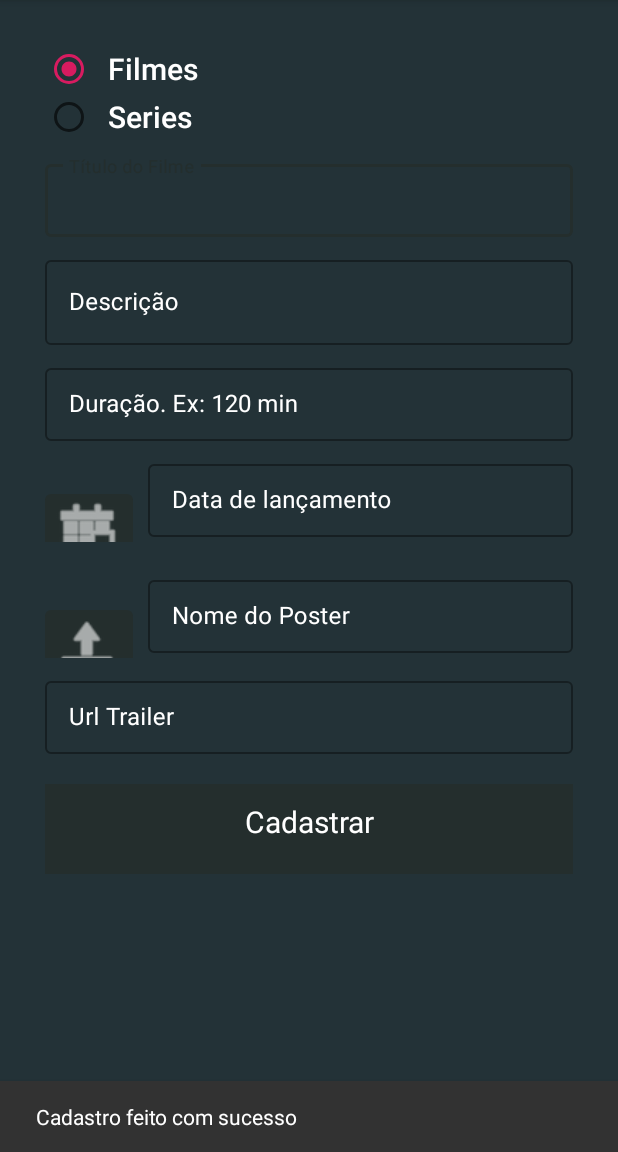
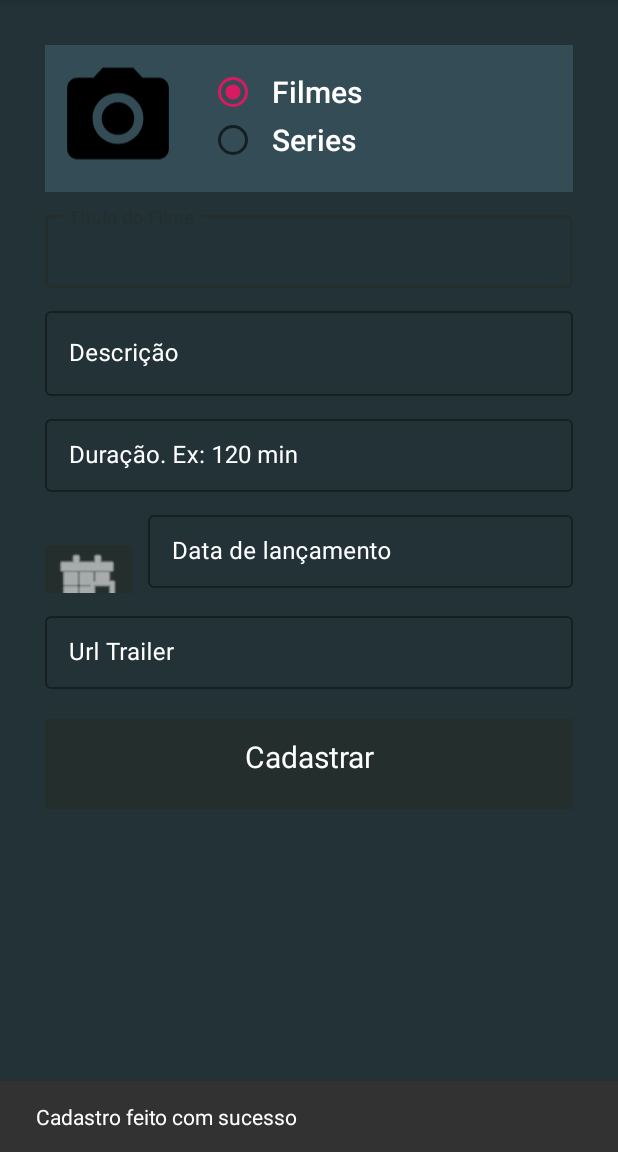
Before and after one commit to Kdiaseng/TheBestMovies, an Android app: the CadastroFilmesActivity screen opened directly, with no data from a screen before it, after a tap on "Cadastrar", on a phone screen of 412 x 824 dp, the part 84-1236 px from its top. Run offline under Robolectric (Android 15) with nearby library versions, the phone set to English and light mode, and no system bars; our stand-ins replace Firebase (no records; nobody signed in at launch, a user with empty details on screens opened directly); pictures from the network do not load.

Commit message:
upload de imagens

```diff
--- a/app/src/main/java/com/kdias/thebestmovies/features/cadastroFilmes/CadastroFilmesActivity.kt
+++ b/app/src/main/java/com/kdias/thebestmovies/features/cadastroFilmes/CadastroFilmesActivity.kt
@@ -15,11 +15,14 @@ import android.view.View
 import android.widget.DatePicker
 import android.widget.RadioButton
 import android.widget.Toast
+import com.google.android.gms.tasks.Continuation
+import com.google.android.gms.tasks.Task
 import com.google.android.material.snackbar.Snackbar
 import com.google.firebase.auth.FirebaseAuth
 import com.google.firebase.database.FirebaseDatabase
 import com.google.firebase.storage.FirebaseStorage
 import com.google.firebase.storage.StorageReference
+import com.google.firebase.storage.UploadTask
 import com.kdias.thebestmovies.R
 import com.kdias.thebestmovies.features.listaFilmes.fragment.model.Movie
 import kotlinx.android.synthetic.main.activity_cadastro_filmes.*
@@ -36,6 +39,8 @@ class CadastroFilmesActivity : AppCompatActivity() {
     private var firebase: FirebaseStorage? = null
     private var storageReference: StorageReference? = null
 
+    var urlPoster: String = ""
+
 
     override fun onCreate(savedInstanceState: Bundle?) {
         super.onCreate(savedInstanceState)
@@ -48,7 +53,7 @@ class CadastroFilmesActivity : AppCompatActivity() {
         edtReleased.isFocusableInTouchMode = true
         edtReleased.inputType = TYPE_NULL
 
-        btnUploadPoster.setOnClickListener {
+        imgUploadPoster.setOnClickListener {
             launchGallery()
         }
 
@@ -109,9 +114,12 @@ class CadastroFilmesActivity : AppCompatActivity() {
             typeMovie = ""
         }
 
+        uploadPoster()
 
         val ref = FirebaseDatabase.getInstance().getReference("Movies")
         val idMovie = ref.push().key
+
+
 
         val movie = Movie(
             idMovie!!,
@@ -119,7 +127,7 @@ class CadastroFilmesActivity : AppCompatActivity() {
             edtDescricao.text.toString().trim(),
             edtReleased.text.toString(),
             edtTitle.text.toString().trim(),
-            edtPoster.text.toString(),
+            urlPoster,
             edtRutime.text.toString().trim(),
             edtUrlTrailer.text.toString().trim()
 
@@ -139,6 +147,11 @@ class CadastroFilmesActivity : AppCompatActivity() {
             }
 
             filePath = data.data
+            try{
+                imgUploadPoster.setImageURI(data?.data)
+            }catch (e : IOException){
+                e.printStackTrace()
+            }
 
             Log.e("FILEPAH",filePath.toString())
 
@@ -175,4 +188,31 @@ class CadastroFilmesActivity : AppCompatActivity() {
         fbAuth.signOut()
 
     }
+
+    private fun uploadPoster(){
+        if (filePath != null){
+            val ref = storageReference?.child("Posters/" + UUID.randomUUID().toString())
+            val uploadTask = ref?.putFile(filePath!!)
+
+            val urlTask = uploadTask?.continueWithTask(Continuation <UploadTask.TaskSnapshot, Task<Uri>>{ task ->
+                    if(!task.isSuccessful){
+                        task.exception?.let{
+                            throw it
+                        }
+                    }
+
+                return@Continuation ref.downloadUrl
+            })?.addOnCompleteListener{task ->
+                if (task.isSuccessful){
+                    Log.e("isSuccessful", "passou")
+                    urlPoster = task.result.toString()
+                    Log.e("urlPoster", urlPoster)
+                }else{
+                    Log.e("isSuccessful", "nao passou")
+                }
+            }?.addOnFailureListener {
+
+            }
+        }
+    }
 }
--- a/app/src/main/res/layout/activity_cadastro_filmes.xml
+++ b/app/src/main/res/layout/activity_cadastro_filmes.xml
@@ -18,35 +18,53 @@
             android:background="@color/gunmetal"
             android:layout_height="match_parent">
 
-            <RadioGroup
+            <LinearLayout
                 android:layout_width="match_parent"
-                android:id="@+id/rdgroup"
-                android:orientation="vertical"
-                android:checkedButton="@id/rdFilmes"
-                android:layout_height="wrap_content">
+                android:layout_height="98dp"
+                android:background="@color/gunmetalDark"
+                android:orientation="horizontal">
 
-                <RadioButton
-                    android:textAppearance="@style/TextAppearance.AppCompat.Light.SearchResult.Title"
-                    android:textColor="@android:color/white"
-                    android:paddingLeft="10dp"
-                    android:layout_width="wrap_content"
+                <ImageView
+                    android:id="@+id/imgUploadPoster"
+                    android:layout_width="81dp"
+                    android:layout_height="match_parent"
+                    android:layout_marginLeft="8dp"
+                    android:src="@drawable/ic_menu_camera" />
+
+                <RadioGroup
+                    android:id="@+id/rdgroup"
+                    android:layout_width="143dp"
                     android:layout_height="wrap_content"
-                    android:text="@string/rd_filme"
-                    android:id="@+id/rdFilmes"/>
+                    android:layout_marginLeft="20dp"
+                    android:layout_marginTop="15dp"
+                    android:checkedButton="@id/rdFilmes"
+                    android:orientation="vertical">
 
-                <RadioButton
-                    android:textAppearance="@style/TextAppearance.AppCompat.Light.SearchResult.Title"
-                    android:paddingLeft="10dp"
-                    android:textColor="@android:color/white"
-                    android:layout_width="wrap_content"
-                    android:layout_height="wrap_content"
-                    android:text="@string/rd_series"
-                    android:id="@+id/rdSeries"/>
+                    <RadioButton
+                        android:id="@+id/rdFilmes"
+                        android:layout_width="match_parent"
+                        android:layout_height="wrap_content"
+                        android:paddingLeft="10dp"
+                        android:text="@string/rd_filme"
+                        android:textAppearance="@style/TextAppearance.AppCompat.Light.SearchResult.Title"
+                        android:textColor="@android:color/white" />
+
+                    <RadioButton
+                        android:id="@+id/rdSeries"
+                        android:layout_width="match_parent"
+                        android:layout_height="wrap_content"
+                        android:paddingLeft="10dp"
+                        android:text="@string/rd_series"
+                        android:textAppearance="@style/TextAppearance.AppCompat.Light.SearchResult.Title"
+                        android:textColor="@android:color/white" />
 
 
+                </RadioGroup>
 
 
-            </RadioGroup>
+            </LinearLayout>
+
+
 
             <com.google.android.material.textfield.TextInputLayout
                 android:layout_marginTop="10dp"
@@ -139,40 +157,7 @@
             </LinearLayout>
 
 
-            <LinearLayout
-                android:layout_marginTop="20dp"
-                android:layout_width="match_parent"
-                android:layout_height="wrap_content"
-                android:orientation="horizontal">
 
-
-                <com.google.android.material.button.MaterialButton
-                    android:textAppearance="@style/Widget.MaterialComponents.Button.Icon"
-                    android:id="@+id/btnUploadPoster"
-                    android:paddingLeft="5dp"
-                    android:layout_width="wrap_content"
-                    android:layout_height="wrap_content"
-                    app:icon="@android:drawable/ic_menu_upload"
-                    android:layout_marginRight="10dp"
-                    app:iconSize="45dp" />
-
-                <com.google.android.material.textfield.TextInputLayout
-                    style="@style/Widget.MaterialComponents.TextInputLayout.OutlinedBox.Dense"
-                    android:layout_width="match_parent"
-                    android:textColorHint="@android:color/white"
-                    android:layout_height="wrap_content"
-                    android:hint="@string/input_poster">
-
-                    <com.google.android.material.textfield.TextInputEditText
-                        android:id="@+id/edtPoster"
-                        android:textColor="@android:color/white"
-                        android:layout_width="match_parent"
-                        android:layout_height="match_parent"/>
-
-                </com.google.android.material.textfield.TextInputLayout>
-
-
-            </LinearLayout>
 
             <com.google.android.material.textfield.TextInputLayout
                 style="@style/Widget.MaterialComponents.TextInputLayout.OutlinedBox.Dense"
--- a/app/src/main/res/values/colors.xml
+++ b/app/src/main/res/values/colors.xml
@@ -10,6 +10,7 @@
     <color name="blackboard">#565656</color>
     <color name="navyblue">#18121E</color>
     <color name="gunmetal">#233237</color>
+    <color name="gunmetalDark">#344C55</color>
     <color name="prussianblue">#0b3c5d</color>
     <color name="skyblue">#328CC1</color>
     <color name="ivoryblack">#1D2731</color>
```
